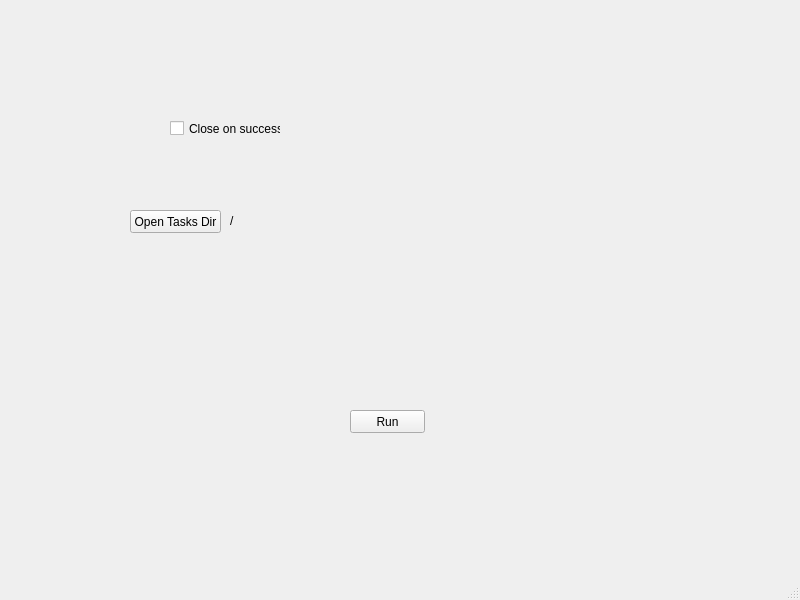
This is mainwindow.ui in khodand/trik-checkapp-old as Qt 5 draws it before an edit. The edited form follows.
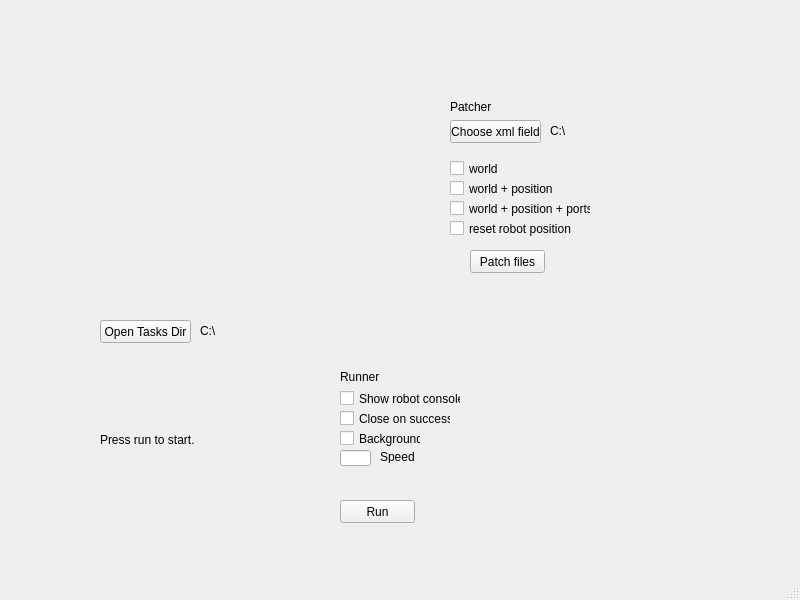
This is the edited form.

Commit message: Create report and add some options

```diff
--- a/mainwindow.ui
+++ b/mainwindow.ui
@@ -17,8 +17,8 @@
    <widget class="QPushButton" name="openTasks">
     <property name="geometry">
      <rect>
-      <x>130</x>
-      <y>210</y>
+      <x>100</x>
+      <y>320</y>
       <width>91</width>
       <height>23</height>
      </rect>
@@ -30,21 +30,21 @@
    <widget class="QLabel" name="currentTasksDir">
     <property name="geometry">
      <rect>
-      <x>230</x>
-      <y>210</y>
+      <x>200</x>
+      <y>320</y>
       <width>241</width>
       <height>21</height>
      </rect>
     </property>
     <property name="text">
-     <string>/</string>
+     <string>C:\</string>
     </property>
    </widget>
    <widget class="QPushButton" name="runCheckButton">
     <property name="geometry">
      <rect>
-      <x>350</x>
-      <y>410</y>
+      <x>340</x>
+      <y>500</y>
       <width>75</width>
       <height>23</height>
      </rect>
@@ -56,8 +56,8 @@
    <widget class="QCheckBox" name="closeOnSuccessOption">
     <property name="geometry">
      <rect>
-      <x>170</x>
-      <y>120</y>
+      <x>340</x>
+      <y>410</y>
       <width>111</width>
       <height>17</height>
      </rect>
@@ -66,6 +66,188 @@
      <string>Close on success</string>
     </property>
    </widget>
+   <widget class="QPushButton" name="chooseField">
+    <property name="geometry">
+     <rect>
+      <x>450</x>
+      <y>120</y>
+      <width>91</width>
+      <height>23</height>
+     </rect>
+    </property>
+    <property name="text">
+     <string>Choose xml field</string>
+    </property>
+   </widget>
+   <widget class="QCheckBox" name="backgroundOption">
+    <property name="geometry">
+     <rect>
+      <x>340</x>
+      <y>430</y>
+      <width>81</width>
+      <height>17</height>
+     </rect>
+    </property>
+    <property name="text">
+     <string>Background</string>
+    </property>
+   </widget>
+   <widget class="QLineEdit" name="speedLineEdit">
+    <property name="geometry">
+     <rect>
+      <x>340</x>
+      <y>450</y>
+      <width>31</width>
+      <height>16</height>
+     </rect>
+    </property>
+    <property name="text">
+     <string/>
+    </property>
+   </widget>
+   <widget class="QLabel" name="speedLabel">
+    <property name="geometry">
+     <rect>
+      <x>380</x>
+      <y>450</y>
+      <width>47</width>
+      <height>13</height>
+     </rect>
+    </property>
+    <property name="text">
+     <string>Speed</string>
+    </property>
+   </widget>
+   <widget class="QLabel" name="messageLabel">
+    <property name="geometry">
+     <rect>
+      <x>100</x>
+      <y>430</y>
+      <width>171</width>
+      <height>20</height>
+     </rect>
+    </property>
+    <property name="text">
+     <string>Press run to start.</string>
+    </property>
+   </widget>
+   <widget class="QLabel" name="label">
+    <property name="geometry">
+     <rect>
+      <x>340</x>
+      <y>370</y>
+      <width>47</width>
+      <height>13</height>
+     </rect>
+    </property>
+    <property name="text">
+     <string>Runner</string>
+    </property>
+   </widget>
+   <widget class="QLabel" name="label_2">
+    <property name="geometry">
+     <rect>
+      <x>450</x>
+      <y>100</y>
+      <width>47</width>
+      <height>13</height>
+     </rect>
+    </property>
+    <property name="text">
+     <string>Patcher</string>
+    </property>
+   </widget>
+   <widget class="QPushButton" name="patcherButton">
+    <property name="geometry">
+     <rect>
+      <x>470</x>
+      <y>250</y>
+      <width>75</width>
+      <height>23</height>
+     </rect>
+    </property>
+    <property name="text">
+     <string>Patch files</string>
+    </property>
+   </widget>
+   <widget class="QCheckBox" name="wPPCheckBox">
+    <property name="geometry">
+     <rect>
+      <x>450</x>
+      <y>200</y>
+      <width>141</width>
+      <height>17</height>
+     </rect>
+    </property>
+    <property name="text">
+     <string>world + position + ports</string>
+    </property>
+   </widget>
+   <widget class="QCheckBox" name="wPcheckBox">
+    <property name="geometry">
+     <rect>
+      <x>450</x>
+      <y>180</y>
+      <width>141</width>
+      <height>17</height>
+     </rect>
+    </property>
+    <property name="text">
+     <string>world + position</string>
+    </property>
+   </widget>
+   <widget class="QCheckBox" name="worldCheckBox">
+    <property name="geometry">
+     <rect>
+      <x>450</x>
+      <y>160</y>
+      <width>141</width>
+      <height>17</height>
+     </rect>
+    </property>
+    <property name="text">
+     <string>world</string>
+    </property>
+   </widget>
+   <widget class="QLabel" name="xmlFieldPath">
+    <property name="geometry">
+     <rect>
+      <x>550</x>
+      <y>120</y>
+      <width>241</width>
+      <height>21</height>
+     </rect>
+    </property>
+    <property name="text">
+     <string>C:\</string>
+    </property>
+   </widget>
+   <widget class="QCheckBox" name="resetPCheckBox">
+    <property name="geometry">
+     <rect>
+      <x>450</x>
+      <y>220</y>
+      <width>141</width>
+      <height>17</height>
+     </rect>
+    </property>
+    <property name="text">
+     <string>reset robot position</string>
+    </property>
+   </widget>
+   <widget class="QCheckBox" name="showConsolecheckBox">
+    <property name="geometry">
+     <rect>
+      <x>340</x>
+      <y>390</y>
+      <width>121</width>
+      <height>17</height>
+     </rect>
+    </property>
+    <property name="text">
+     <string>Show robot console</string>
+    </property>
+   </widget>
   </widget>
   <widget class="QMenuBar" name="menubar">
    <property name="geometry">
```
The commit also changes 3 other files.
